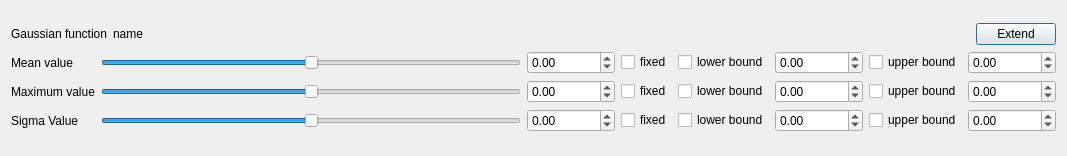
Qt form pensant/ui/gaussModelFitParameters.ui (syncope/pensant) before a commit.
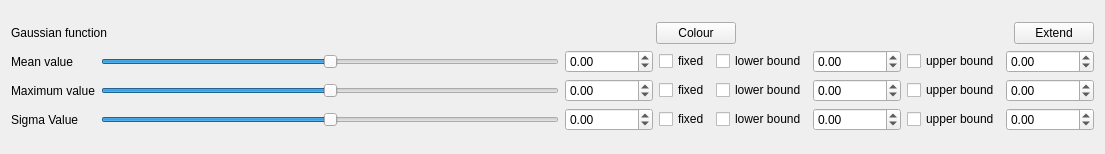
The same form after that commit.

Commit message:
+ several changes finally done; still a few missing:  ++ implemented exchange object to make fit intermediately drawable  --! a mess: the fit model appears at too many places right now
still to do:
 -- implement changes to updateCurrentImage in iintGUI
 -- implement plotFit changes in dataPlot from iintGUI

```diff
--- a/pensant/ui/gaussModelFitParameters.ui
+++ b/pensant/ui/gaussModelFitParameters.ui
@@ -1,19 +1,19 @@
 <?xml version="1.0" encoding="UTF-8"?>
 <ui version="4.0">
- <class>gaussianDialog</class>
- <widget class="QDialog" name="gaussianDialog">
+ <class>Form</class>
+ <widget class="QWidget" name="Form">
   <property name="geometry">
    <rect>
     <x>0</x>
     <y>0</y>
-    <width>1067</width>
-    <height>156</height>
+    <width>1105</width>
+    <height>154</height>
    </rect>
   </property>
   <property name="windowTitle">
-   <string>GaussianModelParameters</string>
+   <string>Form</string>
   </property>
-  <layout class="QGridLayout" name="gridLayout_3">
+  <layout class="QGridLayout" name="gridLayout">
    <item row="0" column="0">
     <layout class="QVBoxLayout" name="verticalLayout">
      <item>
@@ -26,9 +26,35 @@
         </widget>
        </item>
        <item>
-        <widget class="QLabel" name="name">
+        <spacer name="horizontalSpacer_3">
+         <property name="orientation">
+          <enum>Qt::Horizontal</enum>
+         </property>
+         <property name="sizeHint" stdset="0">
+          <size>
+           <width>40</width>
+           <height>20</height>
+          </size>
+         </property>
+        </spacer>
+       </item>
+       <item>
+        <spacer name="horizontalSpacer_2">
+         <property name="orientation">
+          <enum>Qt::Horizontal</enum>
+         </property>
+         <property name="sizeHint" stdset="0">
+          <size>
+           <width>40</width>
+           <height>20</height>
+          </size>
+         </property>
+        </spacer>
+       </item>
+       <item>
+        <widget class="QPushButton" name="chooseColourButton">
          <property name="text">
-          <string>name</string>
+          <string>Colour</string>
          </property>
         </widget>
        </item>
@@ -55,35 +81,31 @@
       </layout>
      </item>
      <item>
-      <layout class="QHBoxLayout" name="horizontalLayout_2">
-       <item>
         <layout class="QGridLayout" name="gridLayout_2">
-         <item row="2" column="1">
-          <widget class="QSlider" name="maximumSlider">
+       <item row="1" column="4">
+        <widget class="QCheckBox" name="useLBMean">
+         <property name="text">
+          <string>lower bound</string>
+         </property>
+        </widget>
+       </item>
+       <item row="1" column="5">
+        <widget class="QDoubleSpinBox" name="meanLBValue">
+         <property name="decimals">
+          <number>2</number>
+         </property>
            <property name="minimum">
-            <number>0</number>
+          <double>-1000000000.000000000000000</double>
            </property>
            <property name="maximum">
-            <number>100</number>
-           </property>
-           <property name="pageStep">
-            <number>5</number>
-           </property>
-           <property name="value">
-            <number>50</number>
-           </property>
-           <property name="sliderPosition">
-            <number>50</number>
-           </property>
-           <property name="orientation">
-            <enum>Qt::Horizontal</enum>
+          <double>1000000000.000000000000000</double>
            </property>
           </widget>
          </item>
-         <item row="3" column="0">
-          <widget class="QLabel" name="label_3">
+       <item row="1" column="6">
+        <widget class="QCheckBox" name="useUBMean">
            <property name="text">
-            <string>Sigma Value</string>
+          <string>upper bound</string>
            </property>
           </widget>
          </item>
@@ -147,6 +169,35 @@
            </property>
           </widget>
          </item>
+       <item row="2" column="1">
+        <widget class="QSlider" name="maximumSlider">
+         <property name="minimum">
+          <number>0</number>
+         </property>
+         <property name="maximum">
+          <number>100</number>
+         </property>
+         <property name="pageStep">
+          <number>5</number>
+         </property>
+         <property name="value">
+          <number>50</number>
+         </property>
+         <property name="sliderPosition">
+          <number>50</number>
+         </property>
+         <property name="orientation">
+          <enum>Qt::Horizontal</enum>
+         </property>
+        </widget>
+       </item>
+       <item row="3" column="0">
+        <widget class="QLabel" name="label_3">
+         <property name="text">
+          <string>Sigma Value</string>
+         </property>
+        </widget>
+       </item>
          <item row="3" column="2">
           <widget class="QDoubleSpinBox" name="sigmaValue">
            <property name="decimals">
@@ -208,38 +259,7 @@
            </property>
           </widget>
          </item>
-        </layout>
-       </item>
-       <item>
-        <layout class="QGridLayout" name="extendedLayout">
-         <item row="0" column="1">
-          <widget class="QDoubleSpinBox" name="meanLBValue">
-           <property name="decimals">
-            <number>2</number>
-           </property>
-           <property name="minimum">
-            <double>-1000000000.000000000000000</double>
-           </property>
-           <property name="maximum">
-            <double>1000000000.000000000000000</double>
-           </property>
-          </widget>
-         </item>
-         <item row="0" column="2">
-          <widget class="QCheckBox" name="useUBMean">
-           <property name="text">
-            <string>upper bound</string>
-           </property>
-          </widget>
-         </item>
-         <item row="0" column="0">
-          <widget class="QCheckBox" name="useLBMean">
-           <property name="text">
-            <string>lower bound</string>
-           </property>
-          </widget>
-         </item>
-         <item row="0" column="3">
+       <item row="1" column="7">
           <widget class="QDoubleSpinBox" name="meanUBValue">
            <property name="decimals">
             <number>2</number>
@@ -252,54 +272,54 @@
            </property>
           </widget>
          </item>
-         <item row="1" column="3">
-          <widget class="QDoubleSpinBox" name="maximumUBValue">
-           <property name="decimals">
-            <number>2</number>
-           </property>
-           <property name="minimum">
-            <double>-1000000000.000000000000000</double>
-           </property>
-           <property name="maximum">
-            <double>1000000000.000000000000000</double>
-           </property>
-          </widget>
-         </item>
-         <item row="1" column="1">
-          <widget class="QDoubleSpinBox" name="maximumLBValue">
-           <property name="decimals">
-            <number>2</number>
-           </property>
-           <property name="minimum">
-            <double>-1000000000.000000000000000</double>
-           </property>
-           <property name="maximum">
-            <double>1000000000.000000000000000</double>
-           </property>
-          </widget>
-         </item>
-         <item row="1" column="2">
-          <widget class="QCheckBox" name="useUBMaximum">
-           <property name="text">
-            <string>upper bound</string>
-           </property>
-          </widget>
-         </item>
-         <item row="1" column="0">
+       <item row="2" column="4">
           <widget class="QCheckBox" name="useLBMaximum">
            <property name="text">
             <string>lower bound</string>
            </property>
           </widget>
          </item>
-         <item row="2" column="0">
+       <item row="3" column="4">
           <widget class="QCheckBox" name="useLBSigma">
            <property name="text">
             <string>lower bound</string>
            </property>
           </widget>
          </item>
-         <item row="2" column="1">
+       <item row="2" column="5">
+        <widget class="QDoubleSpinBox" name="maximumLBValue">
+         <property name="decimals">
+          <number>2</number>
+         </property>
+         <property name="minimum">
+          <double>-1000000000.000000000000000</double>
+         </property>
+         <property name="maximum">
+          <double>1000000000.000000000000000</double>
+         </property>
+        </widget>
+       </item>
+       <item row="2" column="6">
+        <widget class="QCheckBox" name="useUBMaximum">
+         <property name="text">
+          <string>upper bound</string>
+         </property>
+        </widget>
+       </item>
+       <item row="2" column="7">
+        <widget class="QDoubleSpinBox" name="maximumUBValue">
+         <property name="decimals">
+          <number>2</number>
+         </property>
+         <property name="minimum">
+          <double>-1000000000.000000000000000</double>
+         </property>
+         <property name="maximum">
+          <double>1000000000.000000000000000</double>
+         </property>
+        </widget>
+       </item>
+       <item row="3" column="5">
           <widget class="QDoubleSpinBox" name="sigmaLBValue">
            <property name="decimals">
             <number>2</number>
@@ -312,14 +332,14 @@
            </property>
           </widget>
          </item>
-         <item row="2" column="2">
+       <item row="3" column="6">
           <widget class="QCheckBox" name="useUBSigma">
            <property name="text">
             <string>upper bound</string>
            </property>
           </widget>
          </item>
-         <item row="2" column="3">
+       <item row="3" column="7">
           <widget class="QDoubleSpinBox" name="sigmaUBValue">
            <property name="decimals">
             <number>2</number>
@@ -337,10 +357,6 @@
       </layout>
      </item>
     </layout>
-   </item>
-  </layout>
-  <zorder>useLBSigma</zorder>
-  <zorder>verticalLayoutWidget</zorder>
  </widget>
  <resources/>
  <connections/>
```
Lines whose indentation alone changed are shown as unchanged. The commit also changes 3 other files.
